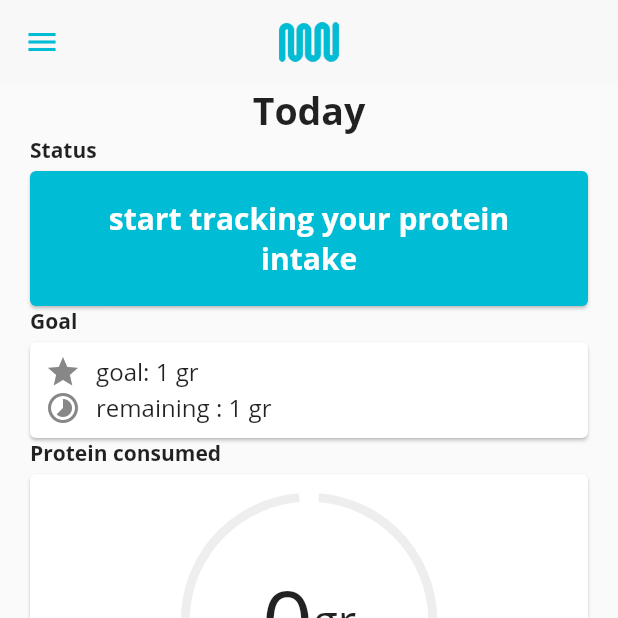
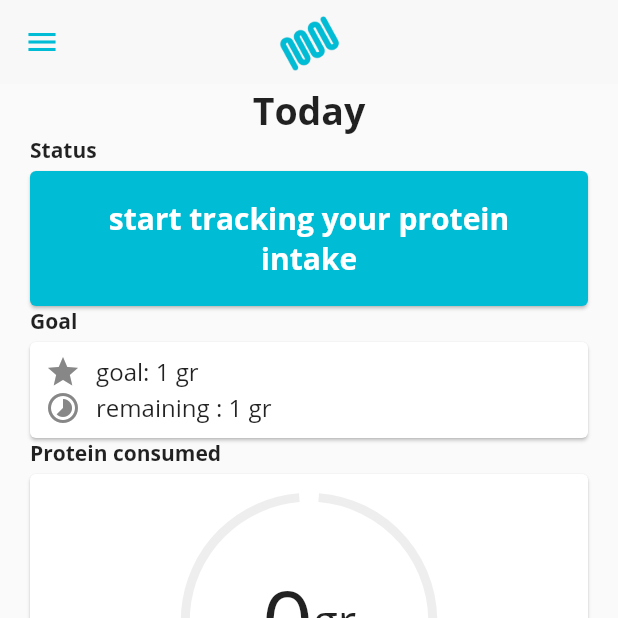
Before and after one commit to kevinrmendez/protein_tracker, a Flutter app: the screen it shows after launch, on a phone screen of 412 x 824 dp, the top half of it. Run offline on Flutter 3.47's test engine with Material 2 defaults, Android fonts, the phone set to English and light mode, and no system bars; drawn by our look-alikes of step_progress_indicator; our stand-ins replace charts_flutter, rxdart, shared_preferences, sqflite; accounts and stored records are empty.

Commit message:
dateservice added to global state management

```diff
--- a/lib/StatisticsScreen.dart
+++ b/lib/StatisticsScreen.dart
@@ -1,4 +1,5 @@
 import 'package:flutter/material.dart';
+import 'package:protein_tracker/bloc/DateService.dart';
 import 'package:protein_tracker/components/proteinChart.dart';
 import 'package:protein_tracker/main.dart';
 import 'package:protein_tracker/utils/colors.dart';
@@ -67,7 +68,7 @@ class StatisticsScreen extends StatelessWidget {
                 height: 10,
               ),
               Text(
-                'July',
+                dateService.currentMonthDate,
                 style: AppFontStyle.subtitle,
               ),
               Container(
--- a/lib/goalScreen.dart
+++ b/lib/goalScreen.dart
@@ -92,7 +92,11 @@ class _GoalScreenState extends State<GoalScreen> {
                             if (value.isEmpty) {
                               return 'add your daily protein goal';
                             }
-                            return null;
+                            if (value == "0") {
+                              return 'your protein goal must be greater than 0';
+                            }
+                            if (int.parse(value) > 2000)
+                              return 'your daily protein goal is too high';
                           },
                         ),
                       ],
--- a/lib/homeScreen.dart
+++ b/lib/homeScreen.dart
@@ -27,7 +27,6 @@ class _MyHomePageState extends State<HomeScreen> {
             textAlign: TextAlign.center,
             style: AppFontStyle.title,
           ),
-
           // RaisedButton(
           //   child: Text("reset"),
           //   onPressed: () {
@@ -35,7 +34,6 @@ class _MyHomePageState extends State<HomeScreen> {
           //     resetState();
           //   },
           // ),
-
           MotivationalText(),
           DailyStatus(),
           ProgressIndicator(),
@@ -101,8 +99,9 @@ class DailyStatus extends StatelessWidget {
               StreamBuilder(
                 stream: proteinService.stream,
                 builder: (BuildContext context, AsyncSnapshot snapshot) {
+                  var goal = snapshot.data ?? 0;
                   return Text(
-                    "goal: ${snapshot.data} gr",
+                    "goal: $goal gr",
                     style: TextStyle(fontSize: 16),
                   );
                 },
--- a/lib/main.dart
+++ b/lib/main.dart
@@ -1,6 +1,7 @@
 import 'package:flutter/material.dart';
 import 'package:intl/intl.dart';
 import 'package:protein_tracker/StatisticsScreen.dart';
+import 'package:protein_tracker/bloc/DateService.dart';
 import 'package:protein_tracker/bloc/ProteinService.dart';
 import 'package:protein_tracker/calculatorScreen.dart';
 import 'package:protein_tracker/trackerScreen.dart';
@@ -35,6 +36,9 @@ void main() async {
   formattedDateNow = formatter.format(currentDate);
   preferences = await SharedPreferences.getInstance();
   print(formattedDateNow);
+
+  // dateService.updateDate(currentDate);
+  dateService.updateDateMonth(currentDate);
 
   runApp(MyApp());
 }
--- a/lib/utils/widgetUtils.dart
+++ b/lib/utils/widgetUtils.dart
@@ -104,7 +104,7 @@ class WidgetUtils {
       iconTheme: new IconThemeData(color: PrimaryColor),
       elevation: 0.0,
       title: Image.asset(
-        'assets/protein-tracker-icon-150.png',
+        'assets/protein-tracker-icon-an-150.png',
         width: 40,
         height: 40,
       ),
--- a/pubspec.yaml
+++ b/pubspec.yaml
@@ -49,6 +49,7 @@ flutter:
   assets:
     - assets/drawer-header.jpg
     - assets/protein-tracker-icon-150.png
+    - assets/protein-tracker-icon-an-150.png
   #  - images/a_dot_ham.jpeg
   # An image asset can refer to one or more resolution-specific "variants", see
   # https://flutter.dev/assets-and-images/#resolution-aware.
```
Also changed, not shown: lib/bloc/DateService.dart (added, +42 -0 lines), assets/protein-tracker-icon-an-150.png (added), 5 other files.
